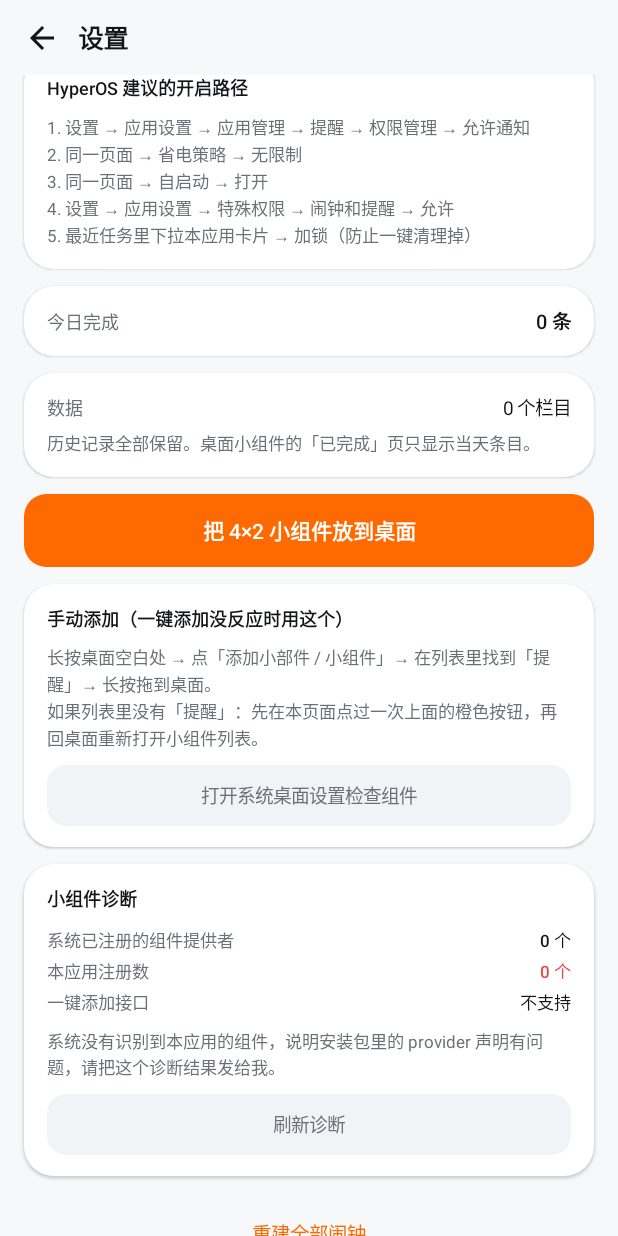
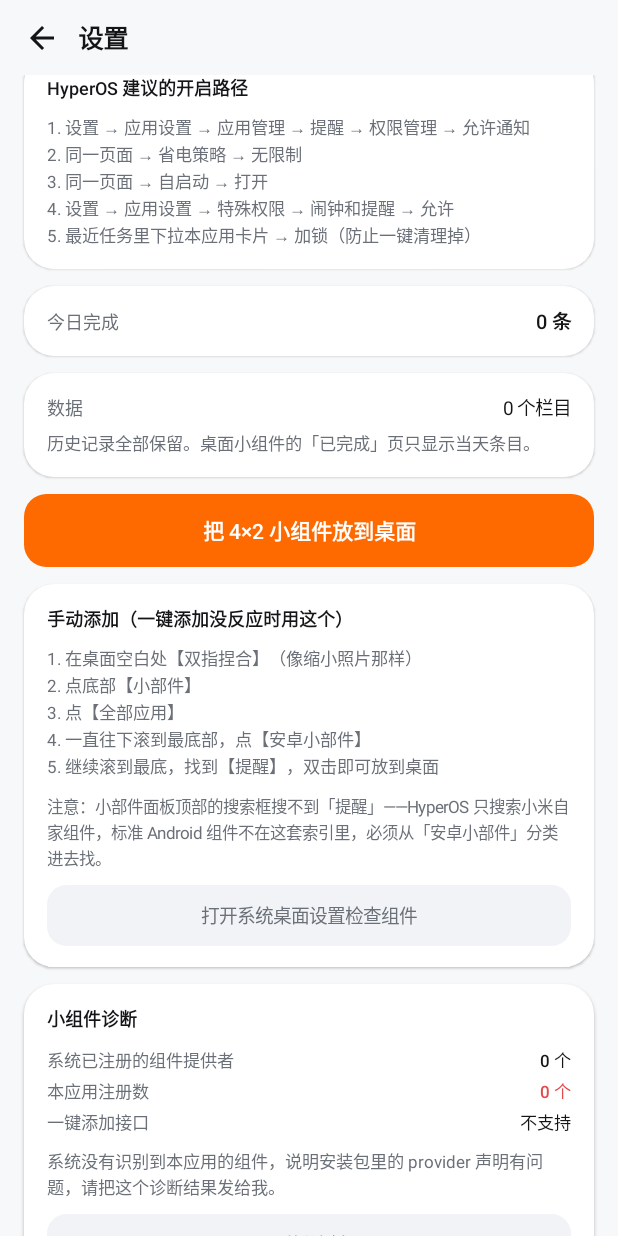
Before and after one commit to LanFeng97/remind-widget, an Android app built with Jetpack Compose: the composable SettingsScreen called with empty values, scrolled down 541 dp, on a phone screen of 412 x 824 dp. Run offline under Robolectric (Android 15) with nearby library versions, the phone set to English and light mode, and no system bars; network calls fail.

Commit message:
feat: v1.1.3 写清 HyperOS 4.0 的小部件入口路径
在小米 17 / HyperOS OS4.0（Android 17）真机上实测确认：
1. 标准 Android 组件被归到「安卓小部件」分类，位置在「全部应用」列表最底部，
   进入后还要再滚约 8 屏才能看到本应用；
2. 小部件面板顶部的搜索框搜不到标准 Android 组件，只搜小米自家组件池；
3. requestPinAppWidget 在 HyperOS 4.0 上返回 true 但系统不做任何动作
   （logcat 里没有任何 AppWidgetServiceImpl 记录），所以一键添加必然是'没反应'。

设置页的手动添加卡片改成上面这套逐步路径，并修掉诊断卡把 px 当 dp 显示的 bug。

```diff
--- a/app/build.gradle.kts
+++ b/app/build.gradle.kts
@@ -13,8 +13,8 @@ android {
         applicationId = "com.remind.widget"
         minSdk = 26          // Android 8.0：RemoteViews 集合视图 + java.time 原生可用
         targetSdk = 35
-        versionCode = 4
-        versionName = "1.1.2"
+        versionCode = 5
+        versionName = "1.1.3"
         resourceConfigurations += listOf("zh", "en")
 
         // 更新检查读取的 GitHub 仓库（发布脚本会用同一对值）
--- a/app/src/main/java/com/remind/widget/ui/SettingsScreen.kt
+++ b/app/src/main/java/com/remind/widget/ui/SettingsScreen.kt
@@ -401,16 +401,34 @@ fun SettingsScreen(
                 }
             }
 
-            // 找不到组件时的手动引导——小米桌面经常不弹一键添加
+            // 找不到组件时的手动引导。
+            // 这段路径是在小米 17 / HyperOS 4.0 上一步步实测出来的，别改顺序：
+            //   HyperOS 把标准 Android 组件藏在「安卓小部件」分类里（列表最底部），
+            //   而且小部件面板顶部的搜索框只搜小米自家组件，搜「提醒」是搜不到的。
             item {
                 CardSurface {
                     Text("手动添加（一键添加没反应时用这个）", fontSize = 12.sp, fontWeight = FontWeight.SemiBold)
-                    Spacer(Modifier.height(7.dp))
+                    Spacer(Modifier.height(8.dp))
+                    listOf(
+                        "在桌面空白处【双指捏合】（像缩小照片那样）",
+                        "点底部【小部件】",
+                        "点【全部应用】",
+                        "一直往下滚到最底部，点【安卓小部件】",
+                        "继续滚到最底，找到【提醒】，双击即可放到桌面"
+                    ).forEachIndexed { i, line ->
+                        Text(
+                            "${i + 1}. $line",
+                            fontSize = 11.5.sp,
+                            lineHeight = 18.sp,
+                            color = MaterialTheme.colorScheme.onSurfaceVariant
+                        )
+                    }
+                    Spacer(Modifier.height(9.dp))
                     Text(
-                        "长按桌面空白处 → 点「添加小部件 / 小组件」→ 在列表里找到「提醒」→ 长按拖到桌面。\n" +
-                            "如果列表里没有「提醒」：先在本页面点过一次上面的橙色按钮，再回桌面重新打开小组件列表。",
-                        fontSize = 11.5.sp,
-                        lineHeight = 18.sp,
+                        "注意：小部件面板顶部的搜索框搜不到「提醒」——HyperOS 只搜索小米自家组件，" +
+                            "标准 Android 组件不在这套索引里，必须从「安卓小部件」分类进去找。",
+                        fontSize = 11.sp,
+                        lineHeight = 17.sp,
                         color = MaterialTheme.colorScheme.onSurfaceVariant
                     )
                     Spacer(Modifier.height(9.dp))
@@ -457,7 +475,12 @@ fun SettingsScreen(
                             warn = diag.mineCount == 0
                         )
                         if (diag.mineCount > 0) {
-                            DiagLine("声明尺寸", "${diag.minW} × ${diag.minH} dp")
+                            // AppWidgetProviderInfo.minWidth 的单位是 px，要除以 density 换回 dp
+                            val d = ctx.resources.displayMetrics.density
+                            DiagLine(
+                                "声明尺寸",
+                                "${(diag.minW / d).toInt()} × ${(diag.minH / d).toInt()} dp"
+                            )
                         }
                         DiagLine("一键添加接口", if (diag.pinSupported) "支持" else "不支持")
                         Spacer(Modifier.height(7.dp))
```
